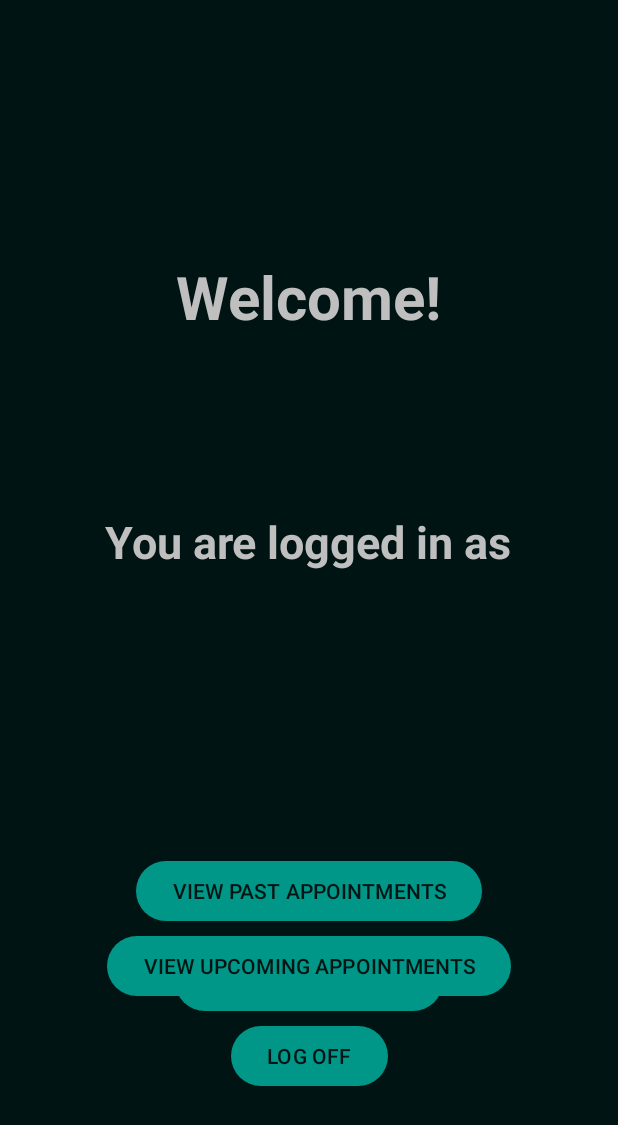
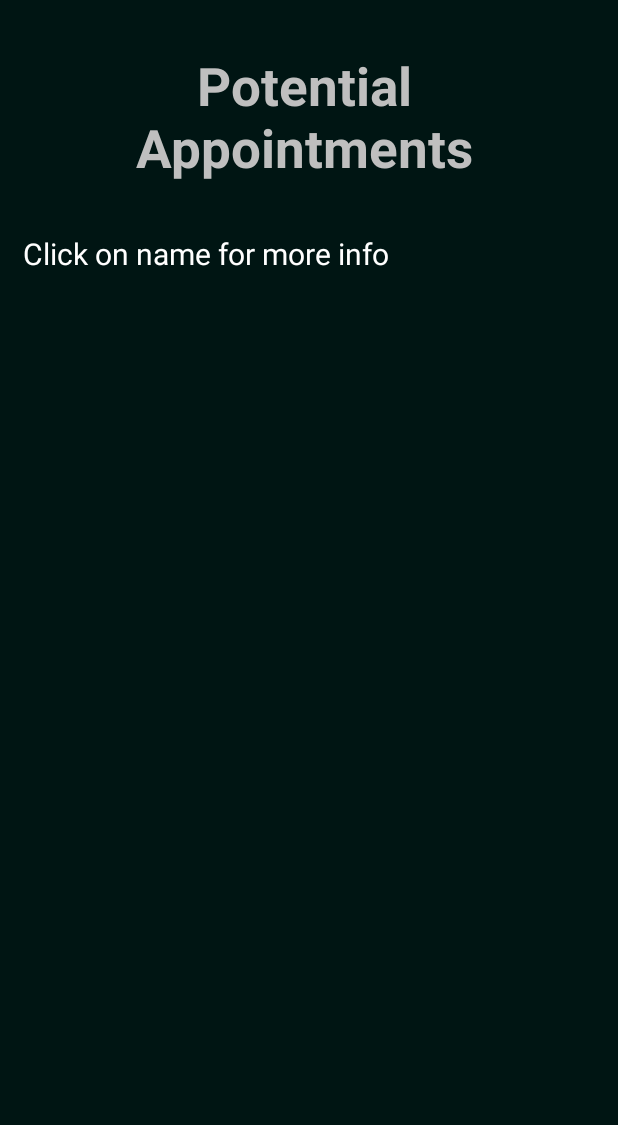
Before and after one commit to BalLotay/MediME, an Android app: the MainActivityPatientAddAppointment screen opened directly, with no data from a screen before it, after a tap on "CONFIRM", on a phone screen of 412 x 824 dp. Shown: the top 1125 px of the screen. Run offline under Robolectric (Android 15) with nearby library versions, the phone set to English and light mode, and no system bars; our stand-ins replace Firebase (no records; nobody signed in at launch, a user with empty details on screens opened directly); libraries missing offline, so code that uses them is left out: com.wdullaer.materialdatetimepicker.

Commit message:
Try to fix bug with adding appointment

```diff
--- a/FinalProject/LoginApp/app/src/main/java/com/example/loginapp/MainActivityPatientAddAppointment.java
+++ b/FinalProject/LoginApp/app/src/main/java/com/example/loginapp/MainActivityPatientAddAppointment.java
@@ -81,15 +81,15 @@ public class MainActivityPatientAddAppointment extends AppCompatActivity {
 
                 String docSpec = selectSpecialty.getText().toString();
 
-                Intent intent = new Intent(MainActivityPatientAddAppointment.this, MainActivitySuccessfulLogin.class);
+                Intent intent = new Intent(MainActivityPatientAddAppointment.this, MainActivityListAppointments.class);
                 intent.putExtra("specialty", docSpec);
                 intent.putExtra("date", date);
                 intent.putExtra("user", username);
                 startActivity(intent);
                 finish();
-                userRef.addListenerForSingleValueEvent(new ValueEventListener() {
-                    @Override
-                    public void onDataChange(@NonNull DataSnapshot snapshot) {
+//                userRef.addListenerForSingleValueEvent(new ValueEventListener() {
+//                    @Override
+//                    public void onDataChange(@NonNull DataSnapshot snapshot) {
 
 
                         /*
@@ -128,13 +128,13 @@ public class MainActivityPatientAddAppointment extends AppCompatActivity {
                         }
 
                     */
-                    }
+//                    }
 
-                    @Override
-                    public void onCancelled(@NonNull DatabaseError error) {
-
-                    }
-                });
+//                    @Override
+//                    public void onCancelled(@NonNull DatabaseError error) {
+//
+//                    }
+//                });
             }
         });
     }
--- a/FinalProject/LoginApp/app/src/main/res/layout/activity_main_list_appointments.xml
+++ b/FinalProject/LoginApp/app/src/main/res/layout/activity_main_list_appointments.xml
@@ -17,7 +17,7 @@
         android:gravity="center"
         android:text="Potential Appointments"
         android:textColor="@color/offwhite"
-        android:textSize="40sp"
+        android:textSize="35sp"
         android:textStyle="bold"
         app:layout_constraintStart_toStartOf="parent"
         app:layout_constraintTop_toTopOf="parent" />
--- a/FinalProject/LoginApp/app/src/main/res/layout/activity_main_patient_add_appointment.xml
+++ b/FinalProject/LoginApp/app/src/main/res/layout/activity_main_patient_add_appointment.xml
@@ -60,7 +60,7 @@
         android:layout_height="80dp"
         android:ems="10"
         android:inputType="text"
-        android:text="Enter Specialty"
+        android:hint="Enter Specialty"
         app:layout_constraintBottom_toTopOf="@+id/addAppointment"
         app:layout_constraintEnd_toEndOf="parent"
         app:layout_constraintStart_toStartOf="parent"
```
Also changed, not shown: FinalProject/LoginApp/app/src/main/java/com/example/loginapp/MainActivityListAppointments.java (+18 -13 lines).
